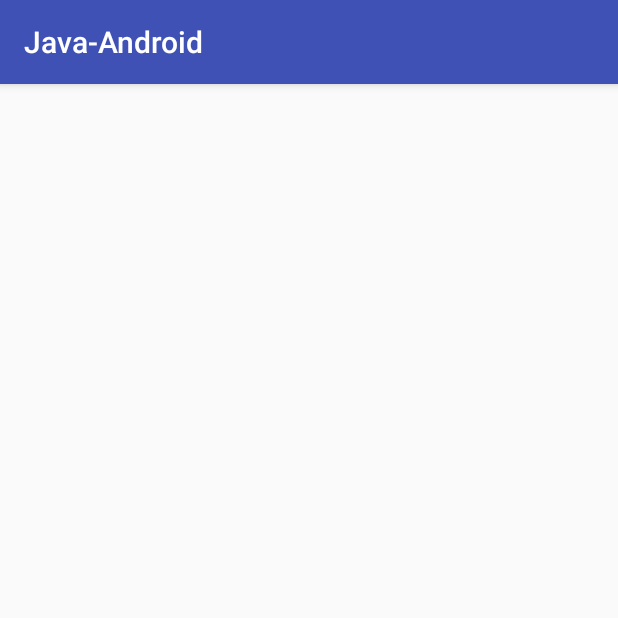
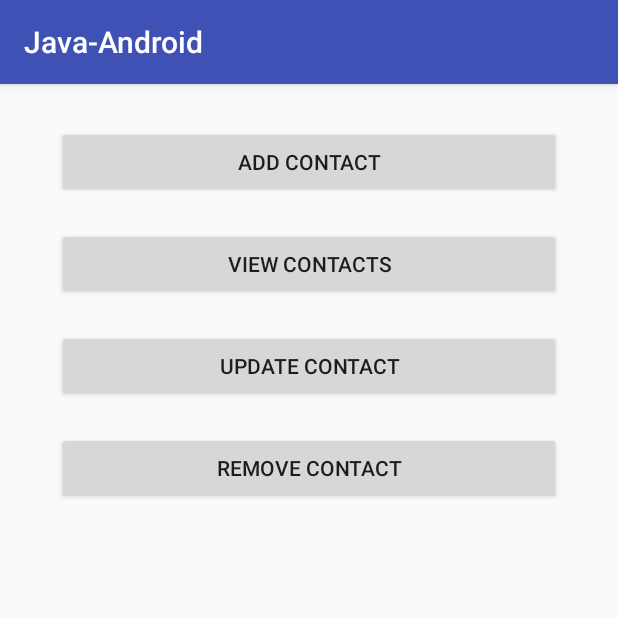
Before and after one commit to Davoleo/Java-Android, an Android app: the SQLiteHome screen opened directly, with no data from a screen before it, on a phone screen of 412 x 824 dp, the top half of it. Run offline under Robolectric (Android 15) with nearby library versions, the phone set to English and light mode, and no system bars.

Commit message:
Add new info to SQLite DB
- Through a fragmented activity

```diff
--- a/app/src/main/java/io/github/davoleo/javandroid/sqlitetest/SQLiteHome.java
+++ b/app/src/main/java/io/github/davoleo/javandroid/sqlitetest/SQLiteHome.java
@@ -1,14 +1,38 @@
 package io.github.davoleo.javandroid.sqlitetest;
 
+import android.os.Bundle;
 import android.support.v7.app.AppCompatActivity;
-import android.os.Bundle;
+import io.github.davoleo.javandroid.sqlitetest.fragments.AddDatabaseContact;
+import io.github.davoleo.javandroid.sqlitetest.fragments.DatabaseHome;
 import net.davoleo.java_android.R;
 
-public class SQLiteHome extends AppCompatActivity {
+public class SQLiteHome extends AppCompatActivity implements DatabaseHome.OnDatabaseOperationListener {
 
     @Override
     protected void onCreate(Bundle savedInstanceState) {
         super.onCreate(savedInstanceState);
         setContentView(R.layout.activity_sqlite_home);
+
+        if (findViewById(R.id.dbFragmentContainer) == null || savedInstanceState != null)
+            return;
+
+        DatabaseHome homeFragment = new DatabaseHome();
+        getSupportFragmentManager().beginTransaction().add(R.id.dbFragmentContainer, homeFragment).commit();
     }
+
+    @Override
+    public void onDbOperationPerform(int method) {
+
+        switch (method)
+        {
+            case 0:
+                getSupportFragmentManager()
+                        .beginTransaction()
+                        .replace(R.id.dbFragmentContainer, new AddDatabaseContact())
+                        .addToBackStack(null)
+                        .commit();
+                break;
+        }
+    }
+
 }
--- /dev/null
+++ b/app/src/main/java/io/github/davoleo/javandroid/sqlitetest/fragments/DatabaseHome.java
@@ -0,0 +1,71 @@
+package io.github.davoleo.javandroid.sqlitetest.fragments;
+
+
+import android.app.Activity;
+import android.content.Context;
+import android.os.Bundle;
+import android.support.v4.app.Fragment;
+import android.view.LayoutInflater;
+import android.view.View;
+import android.view.ViewGroup;
+
+import android.widget.Button;
+import net.davoleo.java_android.R;
+
+/**
+ * A simple {@link Fragment} subclass.
+ */
+public class DatabaseHome extends Fragment implements View.OnClickListener {
+
+    private Button buttonSave;
+    private Button buttonView;
+    private Button buttonUpdate;
+    private Button buttonRemove;
+
+    private OnDatabaseOperationListener databaseOperationListener;
+
+    public DatabaseHome() {
+        // Required empty public constructor
+    }
+
+    public interface OnDatabaseOperationListener
+    {
+        void onDbOperationPerform(int method);
+    }
+
+    @Override
+    public View onCreateView(LayoutInflater inflater, ViewGroup container, Bundle savedInstanceState) {
+
+        // Inflate the layout for this fragment
+        View view = inflater.inflate(R.layout.fragment_database_home, container, false);
+
+        buttonSave = view.findViewById(R.id.btnAddContact);
+        buttonSave.setOnClickListener(this);
+
+        return view;
+    }
+
+    @Override
+    public void onAttach(Context context) {
+        super.onAttach(context);
+
+        Activity activity = ((Activity) context);
+
+        try {
+            databaseOperationListener = ((OnDatabaseOperationListener) activity);
+        }catch (ClassCastException e)
+        {
+            throw new ClassCastException(activity.toString() + " must implement OnDatabaseOperationListener's method!");
+        }
+    }
+
+    @Override
+    public void onClick(View v) {
+        switch (v.getId())
+        {
+            case R.id.btnAddContact:
+                databaseOperationListener.onDbOperationPerform(0);
+                break;
+        }
+    }
+}
--- a/app/src/main/res/layout/activity_sqlite_home.xml
+++ b/app/src/main/res/layout/activity_sqlite_home.xml
@@ -7,4 +7,13 @@
         android:layout_height="match_parent"
         tools:context="io.github.davoleo.javandroid.sqlitetest.SQLiteHome">
 
+    <FrameLayout
+            android:layout_width="match_parent"
+            android:layout_height="match_parent" app:layout_constraintTop_toTopOf="parent"
+            android:layout_marginTop="8dp" app:layout_constraintStart_toStartOf="parent"
+            android:layout_marginStart="8dp" app:layout_constraintEnd_toEndOf="parent" android:layout_marginEnd="8dp"
+            android:layout_marginBottom="8dp" app:layout_constraintBottom_toBottomOf="parent"
+            android:id="@+id/dbFragmentContainer">
+
+    </FrameLayout>
 </android.support.constraint.ConstraintLayout>
--- /dev/null
+++ b/app/src/main/res/layout/fragment_database_home.xml
@@ -0,0 +1,31 @@
+<LinearLayout xmlns:android="http://schemas.android.com/apk/res/android"
+              xmlns:tools="http://schemas.android.com/tools"
+              android:layout_width="match_parent"
+              android:layout_height="match_parent"
+              tools:context="io.github.davoleo.javandroid.sqlitetest.fragments.DatabaseHome"
+              android:orientation="vertical">
+
+    <Button
+            android:text="Add Contact"
+            android:layout_width="match_parent"
+            android:layout_height="wrap_content" android:id="@+id/btnAddContact" android:layout_weight="0"
+            android:layout_marginTop="20dp" android:layout_marginLeft="30dp" android:layout_marginRight="30dp"/>
+
+    <Button
+            android:text="View Contacts"
+            android:layout_width="match_parent"
+            android:layout_height="wrap_content" android:id="@+id/btnViewContacts" android:layout_weight="0"
+            android:layout_marginTop="20dp" android:layout_marginLeft="30dp" android:layout_marginRight="30dp"/>
+
+    <Button
+            android:text="Update Contact"
+            android:layout_width="match_parent"
+            android:layout_height="wrap_content" android:id="@+id/btnUpdateContact" android:layout_weight="0"
+            android:layout_marginTop="20dp" android:layout_marginLeft="30dp" android:layout_marginRight="30dp"/>
+
+    <Button
+            android:text="Remove Contact"
+            android:layout_width="match_parent"
+            android:layout_height="wrap_content" android:id="@+id/btnRemoveContact" android:layout_weight="0"
+            android:layout_marginTop="20dp" android:layout_marginLeft="30dp" android:layout_marginRight="30dp"/>
+</LinearLayout>
--- a/app/src/main/res/values/strings.xml
+++ b/app/src/main/res/values/strings.xml
@@ -43,4 +43,7 @@
     <string name="key_preference">net.davoleo.java_android.key_preference</string>
     <string name="key_status_preference">net.davoleo.java_android.key_status_preference</string>
     <string name="sqlite_activity_title">SQLite Test</string>
+
+    <!-- TODO: Remove or change this placeholder text -->
+    <string name="hello_blank_fragment">Hello blank fragment</string>
 </resources>
```
Also changed, not shown: app/src/main/java/io/github/davoleo/javandroid/sqlitetest/ContactDBHelper.java (+13 -1 lines), app/src/main/java/io/github/davoleo/javandroid/sqlitetest/fragments/AddDatabaseContact.java (added, +66 -0 lines), app/src/main/res/layout/fragment_add_database_contact.xml (added, +41 -0 lines).
